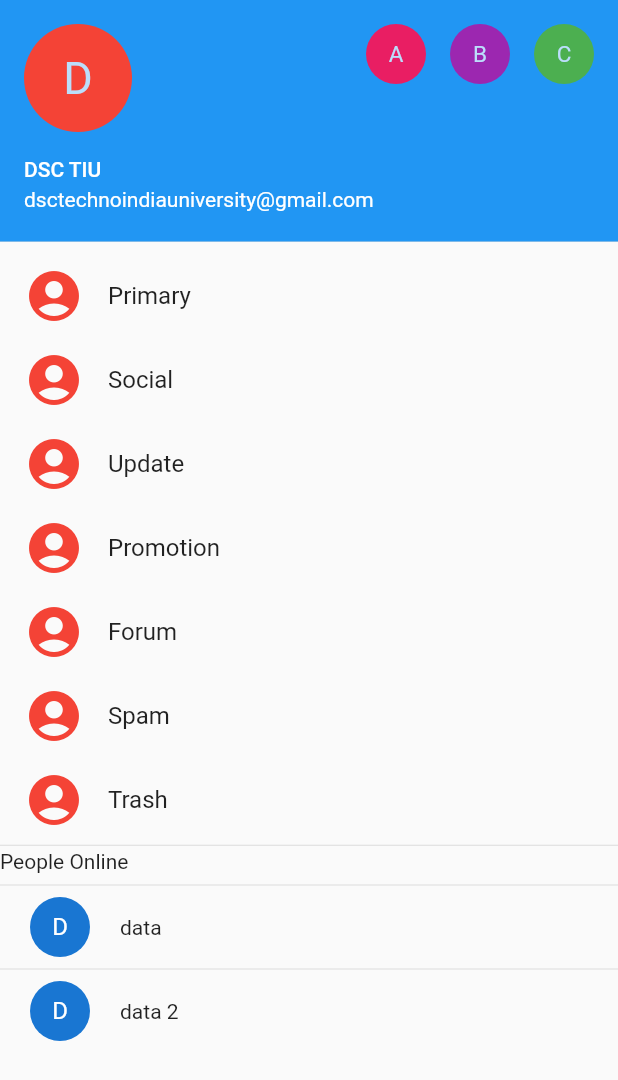
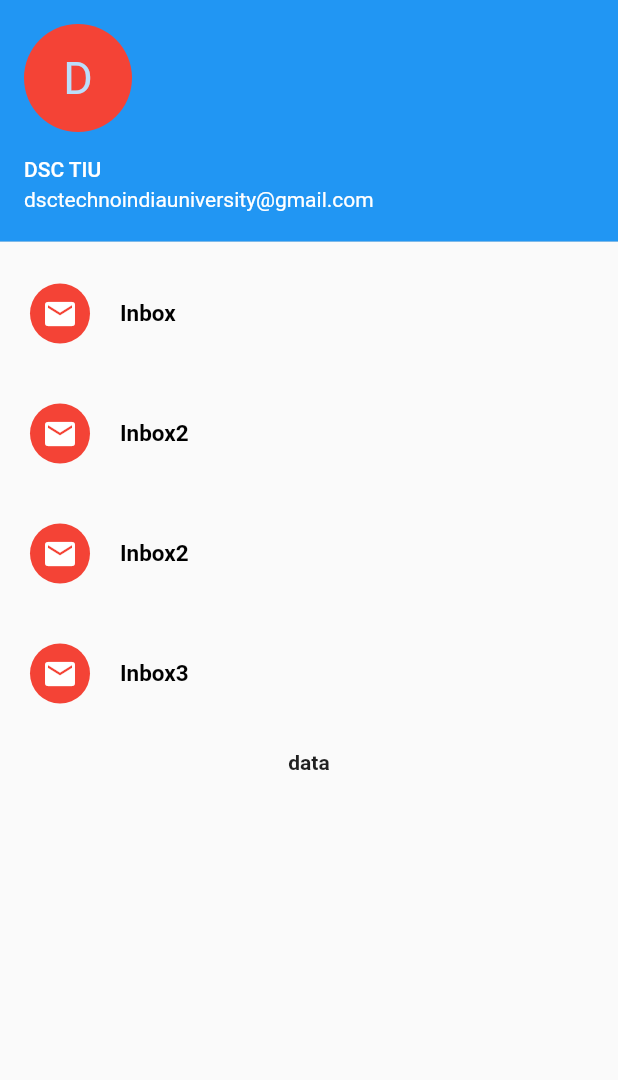
Before and after one commit to dsc-tiu/flutter_layout, a Flutter app: the Account widget shown alone on an empty page, opened directly, on a phone screen of 412 x 824 dp. Shown: the top 1080 px of the screen. Run offline on Flutter 3.47's test engine with Material 2 defaults, Android fonts, the phone set to English and light mode, and no system bars.

Commit message:
introduced sliver

```diff
--- a/lib/drawyer.dart
+++ b/lib/drawyer.dart
@@ -3,7 +3,13 @@ import 'package:flutter/material.dart';
 class Account extends StatelessWidget {
   @override
   Widget build(BuildContext context) {
-    return ListView(
+    return CustomScrollView(
+          slivers: <Widget>[
+            SliverFixedExtentList(
+              itemExtent: 500.0,
+              delegate: SliverChildListDelegate([
+                Container(
+                  child: ListView(
                     children: <Widget>[
                         UserAccountsDrawerHeader(
               accountName: Text("DSC TIU"),
@@ -11,82 +17,101 @@ class Account extends StatelessWidget {
               currentAccountPicture: CircleAvatar(
                 child: Text("D",style:TextStyle(fontSize:30.0,)),
                 backgroundColor: Colors.red,
-              ),
-              otherAccountsPictures: <Widget>[
-                CircleAvatar(
-                  child: Text("A",style: TextStyle(fontSize: 15.0),),
-                  backgroundColor: Colors.pink,
-                ),
-                CircleAvatar(
-                  child: Text("B",style: TextStyle(fontSize: 15.0),),
-                  backgroundColor: Colors.purple,
-                ),
-                CircleAvatar(
-                  child: Text("C",style: TextStyle(fontSize: 15.0),),
-                  backgroundColor: Colors.green,
-                )
-              ],
-            ),
-            ListTile(
-              leading: Icon(Icons.account_circle,size: 40.0,color: Colors.red,),
-              title: Text("Primary"),
-            ),
-            ListTile(
-              leading: Icon(Icons.account_circle,size: 40.0,color: Colors.red,),
-              title: Text("Social"),
-            ),
-            ListTile(
-              leading: Icon(Icons.account_circle,size: 40.0,color: Colors.red,),
-              title: Text("Update"),
-            ),
-            ListTile(
-              leading: Icon(Icons.account_circle,size: 40.0,color: Colors.red,),
-              title: Text("Promotion"),
-            ),
-            ListTile(
-              leading: Icon(Icons.account_circle,size: 40.0,color: Colors.red,),
-              title: Text("Forum"),
-            ),
-            ListTile(
-              leading: Icon(Icons.account_circle,size: 40.0,color: Colors.red,),
-              title: Text("Spam"),
-            ),
-            ListTile(
-              leading: Icon(Icons.account_circle,size: 40.0,color: Colors.red,),
-              title: Text("Trash"),
-            ),
-            Divider(height: 5.0,),
-            Text("People Online"),
-            Divider(),
+              ),),
                       Container(
-              padding: EdgeInsets.only(left: 20.0),
+                    padding: EdgeInsets.all(20.0),
                     child: Row(
                       children: <Widget>[
                         CircleAvatar(
-                  child: Text("D"),
+                          backgroundColor: Colors.red,
+                          child: Icon(Icons.mail,color: Colors.white,)
                         ),
                         Container(
                           padding: EdgeInsets.only(left: 20.0),
-                  child: Text("data"),
+                          child: Text("Inbox",style:TextStyle(color: Colors.black,fontSize:15.0,fontWeight: FontWeight.bold)),
                         )
                       ],
                     ),
                   ),
-          Divider(),
                   Container(
-              padding: EdgeInsets.only(left: 20.0),
+                    padding: EdgeInsets.all(20.0),
                     child: Row(
                       children: <Widget>[
                         CircleAvatar(
-                  child: Text("D"),
+                          backgroundColor: Colors.red,
+                          child: Icon(Icons.mail,color: Colors.white,)
                         ),
                         Container(
                           padding: EdgeInsets.only(left: 20.0),
-                  child: Text("data 2"),
+                          child: Text("Inbox2",style:TextStyle(color: Colors.black,fontSize:15.0,fontWeight: FontWeight.bold)),
+                        )
+                      ],
+                    ),
+                  ),
+                  Container(
+                    padding: EdgeInsets.all(20.0),
+                    child: Row(
+                      children: <Widget>[
+                        CircleAvatar(
+                          backgroundColor: Colors.red,
+                          child: Icon(Icons.mail,color: Colors.white,)
+                        ),
+                        Container(
+                          padding: EdgeInsets.only(left: 20.0),
+                          child: Text("Inbox2",style:TextStyle(color: Colors.black,fontSize:15.0,fontWeight: FontWeight.bold)),
+                        )
+                      ],
+                    ),
+                  ),
+                  Container(
+                    padding: EdgeInsets.all(20.0),
+                    child: Row(
+                      children: <Widget>[
+                        CircleAvatar(
+                          backgroundColor: Colors.red,
+                          child: Icon(Icons.mail,color: Colors.white,)
+                        ),
+                        Container(
+                          padding: EdgeInsets.only(left: 20.0),
+                          child: Text("Inbox3",style:TextStyle(color: Colors.black,fontSize:15.0,fontWeight: FontWeight.bold)),
+                        )
+                      ],
+                    ),
+                  ),
+                  Container(
+                    padding: EdgeInsets.all(20.0),
+                    child: Row(
+                      children: <Widget>[
+                        CircleAvatar(
+                          backgroundColor: Colors.red,
+                          child: Icon(Icons.mail,color: Colors.white,)
+                        ),
+                        Container(
+                          padding: EdgeInsets.only(left: 20.0),
+                          child: Text("Inbox4",style:TextStyle(color: Colors.black,fontSize:15.0,fontWeight: FontWeight.bold)),
                         )
                       ],
                     ),
                   )
-        ]);
+                    ],
+                  )
+                ),
+              ]),
+            ),
+           // Divider(),
+            SliverFixedExtentList(
+              itemExtent: 200.0,
+              delegate: SliverChildListDelegate([
+                Container(
+                  child: ListView(
+                    children: <Widget>[
+                      Text("data",style: TextStyle(fontWeight: FontWeight.bold),textAlign: TextAlign.center,)
+                    ],
+                  ),
+                )
+              ]),
+            )
+          ],
+      );
   }
 }
```
Lines whose indentation alone changed are shown as unchanged.
